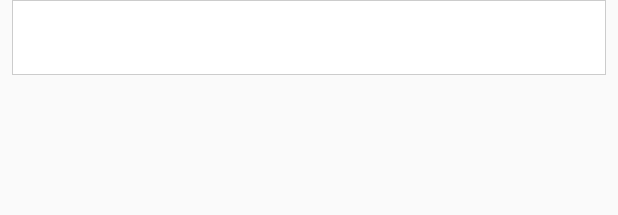
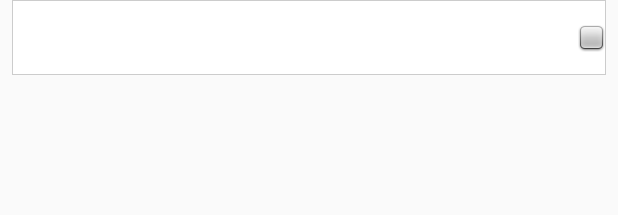
Before and after one commit to DinDev3/Translate, an Android app: the layout language_text_view.xml on its own in the app's theme, with its tools: preview values and no code run, on a phone screen of 412 x 824 dp. Shown: the top 215 px of the screen. Run offline under Robolectric (Android 15) with nearby library versions, the phone set to English and light mode, and no system bars.

Commit message:
CheckTextView of Language subscription UI functionality implemented

```diff
--- a/Translate/app/src/main/java/lk/dinuka/translate/LanguageSubscription.java
+++ b/Translate/app/src/main/java/lk/dinuka/translate/LanguageSubscription.java
@@ -7,6 +7,7 @@ import androidx.recyclerview.widget.RecyclerView;
 import android.os.AsyncTask;
 import android.os.Bundle;
 import android.view.View;
+import android.widget.CheckedTextView;
 
 import com.ibm.cloud.sdk.core.http.ServiceCall;
 import com.ibm.cloud.sdk.core.security.Authenticator;
@@ -38,7 +39,6 @@ public class LanguageSubscription extends AppCompatActivity {
 
         // get and display all foreign languages stored in a separate entity of the db (ForeignLanguage)
         // with boolean value of subscribed>>>>>>>>>>>>>>>>>>>>>>>>
-
 
 
         // Receive all translatable languages using Watson Translator - [Needs to be done only if there was a change/addition in translatable languages]
--- a/Translate/app/src/main/res/layout/language_text_view.xml
+++ b/Translate/app/src/main/res/layout/language_text_view.xml
@@ -5,13 +5,17 @@
     android:layout_height="50dp"
     android:layout_marginStart="8dp"
     android:layout_marginEnd="8dp"
-    android:background="@drawable/border">
+    android:background="@drawable/border"
+    android:focusable="true">
 
     <CheckedTextView
         android:id="@+id/language_checked_text_view"
         android:layout_width="match_parent"
         android:layout_height="match_parent"
+        android:layout_marginStart="10dp"
+        android:checkMark="@android:drawable/checkbox_off_background"
         android:checked="false"
-        android:clickable="false"
-        android:gravity="center_vertical" />
+        android:clickable="true"
+        android:gravity="center_vertical"
+        android:focusable="true" />
 </RelativeLayout>
```
Also changed, not shown: Translate/app/src/main/java/lk/dinuka/translate/util/MyLanguageAdapter.java (+53 -13 lines).
